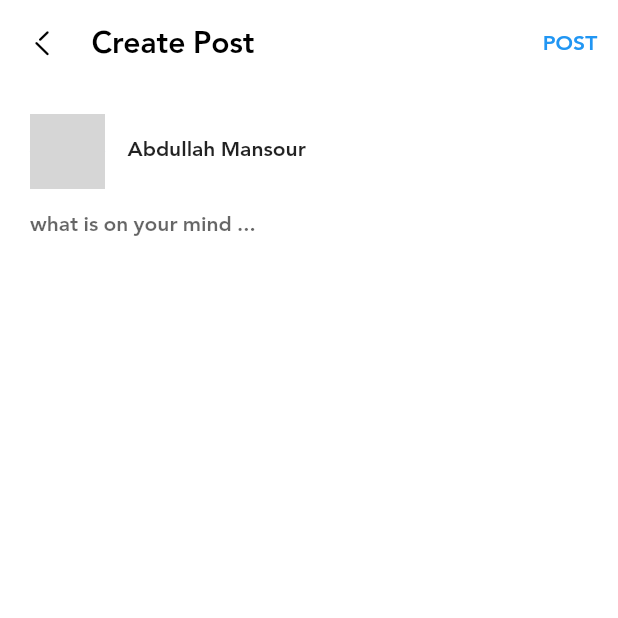
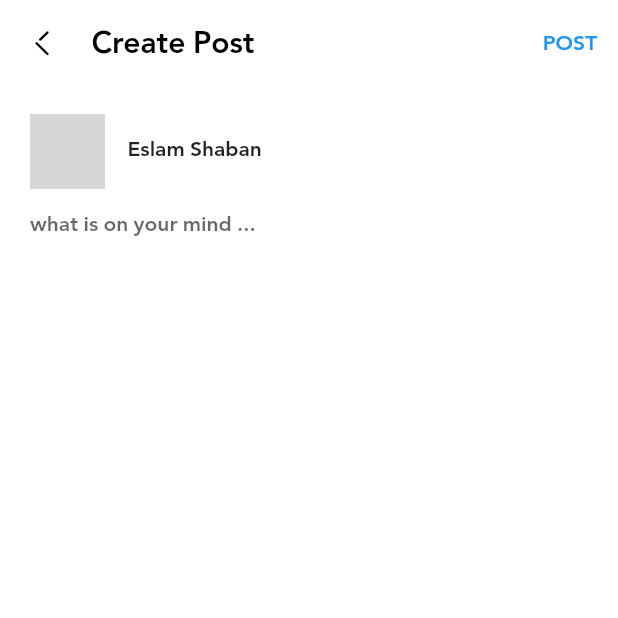
Before and after one commit to EslamShaban74/Social-app, a Flutter app: the NewPostScreen screen opened directly, on a phone screen of 412 x 824 dp, the top half of it. Run offline on Flutter 3.47's test engine with Material 2 defaults, Android fonts, the phone set to English and light mode, and no system bars; our stand-ins replace bloc, cloud_firestore, conditional_builder, dio, firebase_auth, firebase_core and 6 more; accounts and stored records are empty; network calls fail; grey boxes are pictures that could not be loaded.

Commit message:
social app using firebase

```diff
--- a/lib/modules/feeds/feeds_screen.dart
+++ b/lib/modules/feeds/feeds_screen.dart
@@ -251,7 +251,7 @@ class FeedsScreen extends StatelessWidget
                             width: 5.0,
                           ),
                           Text(
-                            '0',
+                            '85',
                             style: Theme.of(context).textTheme.caption,
                           ),
                         ],
@@ -278,7 +278,7 @@ class FeedsScreen extends StatelessWidget
                             width: 5.0,
                           ),
                           Text(
-                            '0 comment',
+                            '59 comments',
                             style: Theme.of(context).textTheme.caption,
                           ),
                         ],
--- a/lib/modules/new_post/new_post_screen.dart
+++ b/lib/modules/new_post/new_post_screen.dart
@@ -66,7 +66,7 @@ class NewPostScreen extends StatelessWidget
                     ),
                     Expanded(
                       child: Text(
-                        'Abdullah Mansour',
+                        'Eslam Shaban',
                         style: TextStyle(
                           height: 1.4,
                         ),
--- a/pubspec.yaml
+++ b/pubspec.yaml
@@ -40,6 +40,7 @@ dependencies:
   fluttertoast: ^7.1.6
   carousel_slider: ^3.0.0
   image_picker: ^0.8.3+2
+
 
   #firebase:
   firebase_core: ^1.4.0
```
